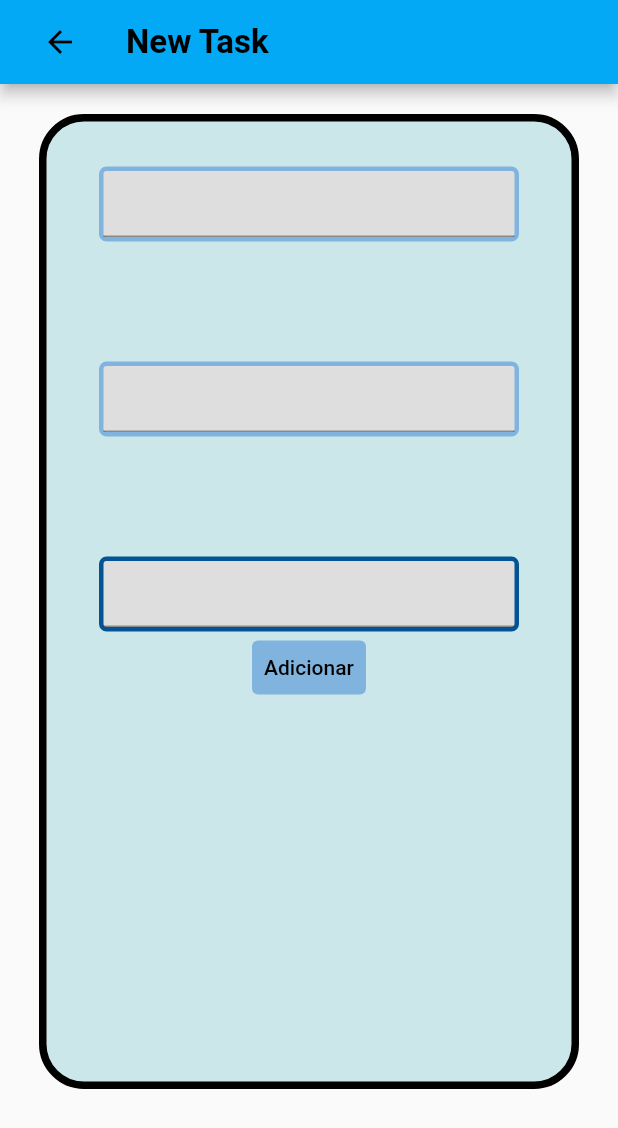
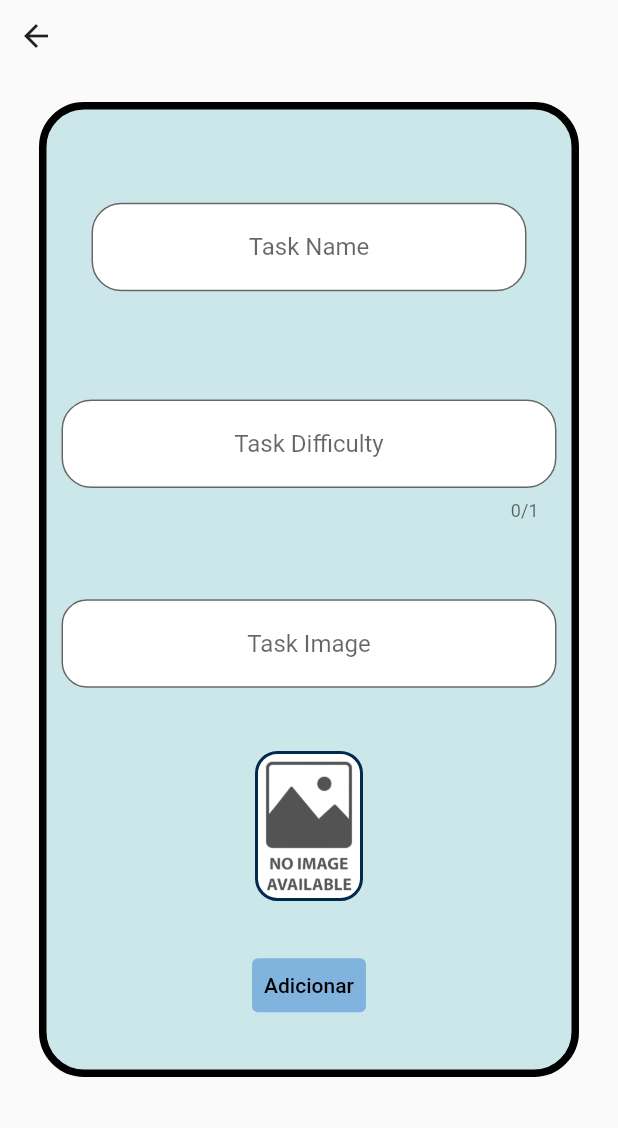
Before and after one commit to bath0ry/tasks_app_project, a Flutter app: the screen it shows after launch, on a phone screen of 412 x 824 dp. Shown: the top 1128 px of the screen. Run offline on Flutter 3.47's test engine with Material 2 defaults, Android fonts, the phone set to English and light mode, and no system bars; network calls fail.

Commit message:
add form page and widgets

```diff
--- a/lib/page/form_page.dart
+++ b/lib/page/form_page.dart
@@ -10,26 +10,23 @@ class FormPage extends StatefulWidget {
 }
 
 class _FormPageState extends State<FormPage> {
+  TextEditingController controllerName = TextEditingController();
+  TextEditingController controllerDifficulty = TextEditingController();
+  TextEditingController controllerImage = TextEditingController();
   @override
   Widget build(BuildContext context) {
     return Scaffold(
-      appBar: AppBar(
-        title: Row(
-          children: [
-            IconButton(onPressed: () {}, icon: Icon(Icons.arrow_back)),
-            Padding(
-              padding: const EdgeInsets.only(left: 20),
-              child: Text(
-                'New Task',
-                style: TextStyle(fontSize: 22, fontWeight: FontWeight.w600),
-              ),
-            ),
-          ],
-        ),
-      ),
       body: SingleChildScrollView(
         child: Column(
           children: [
+            Row(
+              children: [
+                IconButton(
+                  onPressed: () {},
+                  icon: Icon(Icons.arrow_back),
+                ),
+              ],
+            ),
             Center(
               child: Padding(
                 padding: const EdgeInsets.only(top: 20),
@@ -42,58 +39,83 @@ class _FormPageState extends State<FormPage> {
                   width: 360,
                   height: 650,
                   child: Column(
+                    mainAxisAlignment: MainAxisAlignment.spaceEvenly,
+                    crossAxisAlignment: CrossAxisAlignment.center,
                     children: [
                       Padding(
-                        padding: const EdgeInsets.only(top: 30),
-                        child: Container(
-                          decoration: BoxDecoration(
-                              borderRadius: BorderRadius.circular(5),
-                              color: Color.fromARGB(255, 223, 222, 222),
-                              border: Border.fromBorderSide(BorderSide(
-                                  width: 3,
-                                  style: BorderStyle.solid,
-                                  color: Color.fromARGB(255, 128, 180, 223)))),
-                          width: 280,
-                          height: 50,
-                          child: TextField(
-                            maxLines: 1,
-                            decoration: InputDecoration(),
-                          ),
+                        padding: const EdgeInsets.all(30),
+                        child: TextFormField(
+                          onChanged: (text) {
+                            setState(() {});
+                          },
+                          controller: controllerName,
+                          textAlign: TextAlign.center,
+                          maxLines: 1,
+                          decoration: InputDecoration(
+                              filled: true,
+                              fillColor: Colors.white,
+                              hintText: 'Task Name',
+                              border: OutlineInputBorder(
+                                  borderRadius: BorderRadius.circular(20))),
                         ),
                       ),
                       Padding(
-                        padding: const EdgeInsets.only(top: 80),
-                        child: Container(
-                          decoration: BoxDecoration(
-                              borderRadius: BorderRadius.circular(5),
-                              color: Color.fromARGB(255, 223, 222, 222),
-                              border: Border.fromBorderSide(BorderSide(
-                                  width: 3,
-                                  style: BorderStyle.solid,
-                                  color: Color.fromARGB(255, 128, 180, 223)))),
-                          width: 280,
-                          height: 50,
-                          child: TextField(
-                            maxLines: 1,
-                            decoration: InputDecoration(),
-                          ),
+                        padding: const EdgeInsets.all(10),
+                        child: TextFormField(
+                          maxLength: 1,
+                          keyboardType: TextInputType.number,
+                          onChanged: (text) {
+                            setState(() {});
+                          },
+                          controller: controllerDifficulty,
+                          textAlign: TextAlign.center,
+                          maxLines: 1,
+                          decoration: InputDecoration(
+                              filled: true,
+                              fillColor: Colors.white,
+                              hintText: 'Task Difficulty',
+                              border: OutlineInputBorder(
+                                  borderRadius: BorderRadius.circular(20))),
                         ),
                       ),
                       Padding(
-                        padding: const EdgeInsets.only(top: 80),
-                        child: Container(
-                          decoration: BoxDecoration(
-                              borderRadius: BorderRadius.circular(5),
-                              color: Color.fromARGB(255, 223, 222, 222),
-                              border: Border.fromBorderSide(BorderSide(
-                                  width: 3,
-                                  style: BorderStyle.solid,
-                                  color: Color.fromARGB(255, 4, 83, 148)))),
-                          width: 280,
-                          height: 50,
-                          child: TextFormField(
-                            maxLines: 1,
-                            decoration: InputDecoration(),
+                        padding: const EdgeInsets.all(10),
+                        child: TextFormField(
+                          onChanged: (text) {
+                            setState(() {});
+                          },
+                          controller: controllerImage,
+                          textAlign: TextAlign.center,
+                          maxLines: 1,
+                          decoration: InputDecoration(
+                              filled: true,
+                              fillColor: Colors.white,
+                              hintText: 'Task Image',
+                              border: OutlineInputBorder(
+                                  borderRadius: BorderRadius.circular(17),
+                                  borderSide: BorderSide(
+                                      width: 20,
+                                      color: Colors.black,
+                                      style: BorderStyle.solid))),
+                        ),
+                      ),
+                      Container(
+                        height: 100,
+                        width: 72,
+                        decoration: BoxDecoration(
+                            borderRadius: BorderRadius.circular(15),
+                            color: Color.fromARGB(255, 255, 255, 255),
+                            border: Border.all(
+                                width: 2,
+                                color: Color.fromARGB(255, 1, 42, 77))),
+                        child: ClipRRect(
+                          borderRadius: BorderRadius.circular(15),
+                          child: Image.network(
+                            controllerImage.text,
+                            fit: BoxFit.cover,
+                            errorBuilder: (context, error, stackTrace) {
+                              return Image.asset('assets/images/noimage.png');
+                            },
                           ),
                         ),
                       ),
--- a/pubspec.yaml
+++ b/pubspec.yaml
@@ -67,6 +67,7 @@ flutter:
     - assets/images/cook.jpg
     - assets/images/correr.jpg
     - assets/images/controle.jpg
+    - assets/images/noimage.png
 
 
 
```
Also changed, not shown: assets/images/noimage.png (added).
